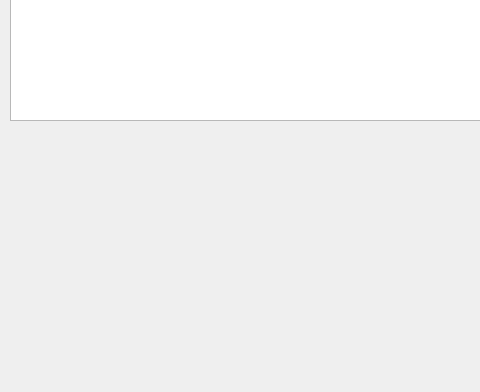
Irishka6/coffe, file main.ui: the form before one commit; both pictures show x 0 to 480 and y 350 to 742 of the 894 by 742 pixel window.
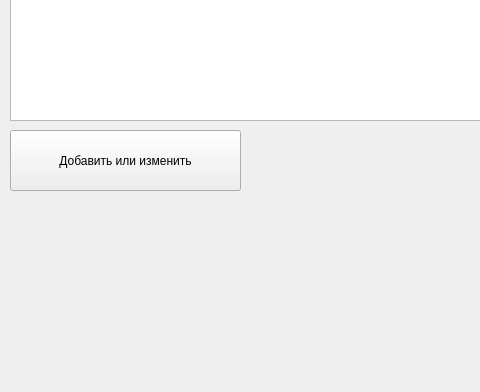
The form after the commit.

What changed in the file:
```diff
--- a/main.ui
+++ b/main.ui
@@ -24,6 +24,19 @@
      </rect>
     </property>
    </widget>
+   <widget class="QPushButton" name="pushButton">
+    <property name="geometry">
+     <rect>
+      <x>10</x>
+      <y>480</y>
+      <width>231</width>
+      <height>61</height>
+     </rect>
+    </property>
+    <property name="text">
+     <string>Добавить или изменить</string>
+    </property>
+   </widget>
   </widget>
   <widget class="QMenuBar" name="menubar">
    <property name="geometry">
```
